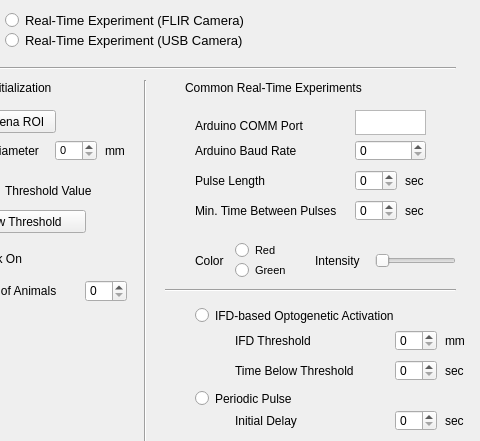
Before: the Qt Designer form FlyRT/FlyRT.ui in flybrains/FlyRT, drawn with Qt 5; both pictures show x 285 to 765 and y 0 to 441 of the 765 by 615 pixel window.
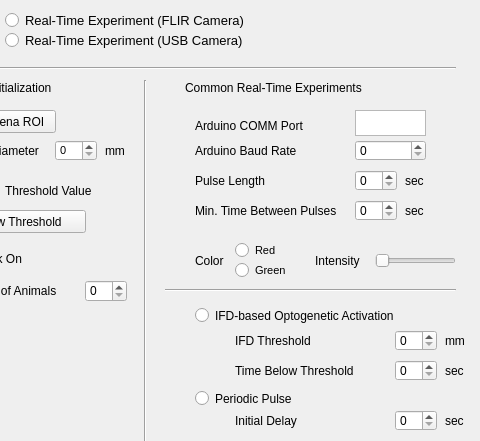
After: the same form once the commit is applied.

```diff
--- a/FlyRT/FlyRT.ui
+++ b/FlyRT/FlyRT.ui
@@ -407,7 +407,7 @@
       <x>640</x>
       <y>110</y>
       <width>71</width>
-      <height>25</height>
+      <height>26</height>
      </rect>
     </property>
     <property name="font">
@@ -864,7 +864,7 @@
      <rect>
       <x>520</x>
       <y>360</y>
-      <width>121</width>
+      <width>130</width>
       <height>21</height>
      </rect>
     </property>
```
